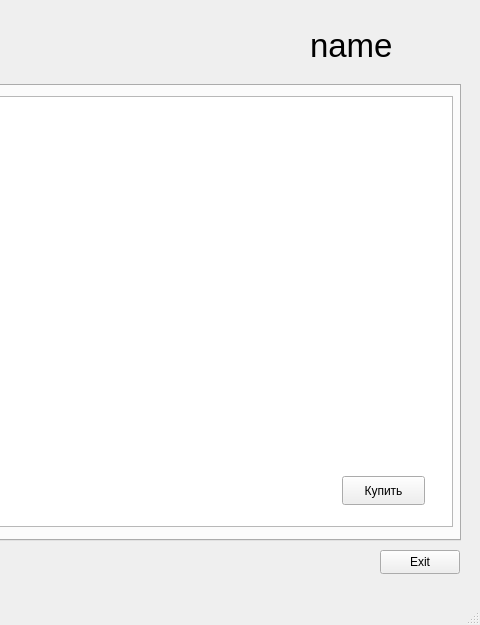
First picture: the form in buyerhomewindown.ui, repository dOOmcLiF/WroomWroom, before the edit; both pictures show x 320 to 800 and y 0 to 625 of the 800 by 625 pixel window.
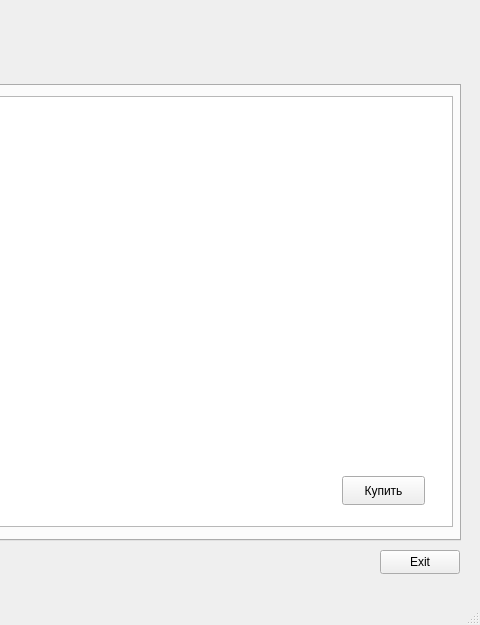
Second picture: the form after the edit.

```diff
--- a/buyerhomewindown.ui
+++ b/buyerhomewindown.ui
@@ -330,8 +330,8 @@
    <widget class="QLabel" name="nameLabel">
     <property name="geometry">
      <rect>
-      <x>630</x>
-      <y>20</y>
+      <x>500</x>
+      <y>400</y>
       <width>111</width>
       <height>51</height>
      </rect>
@@ -345,6 +345,9 @@
      <string>name</string>
     </property>
    </widget>
+   <zorder>nameLabel</zorder>
+   <zorder>exitButton</zorder>
+   <zorder>tabWidget</zorder>
   </widget>
   <widget class="QMenuBar" name="menubar">
    <property name="geometry">
```
